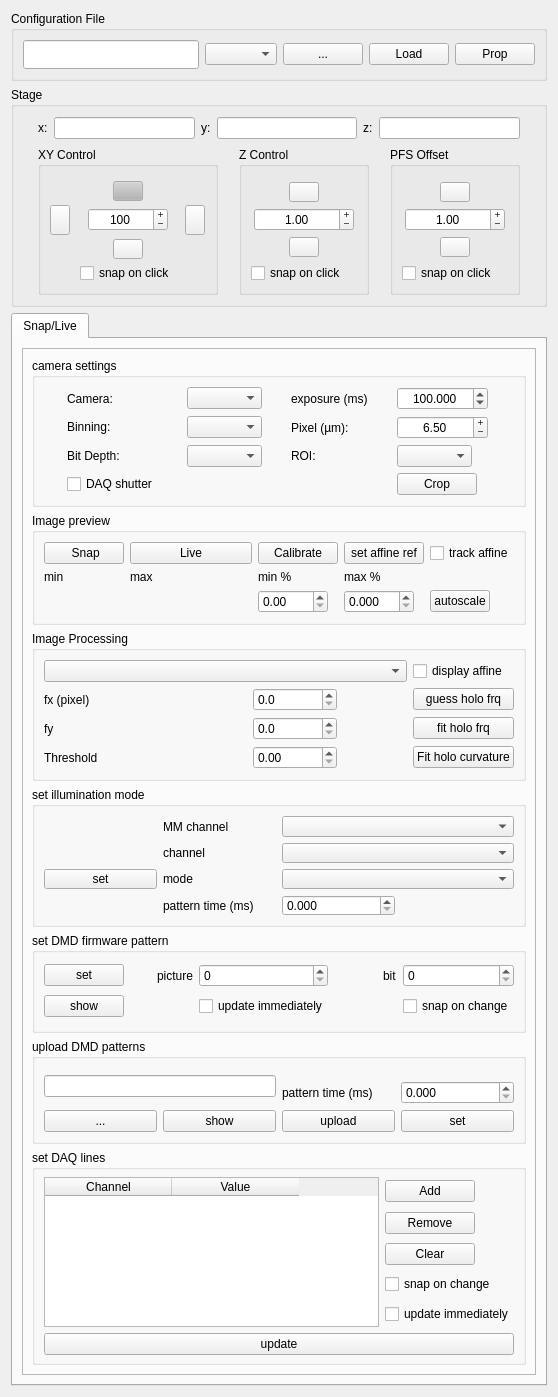
Old version of the form micromanager_gui/_ui/micromanager_gui.ui in the repository QI2lab/napari-micromanager.
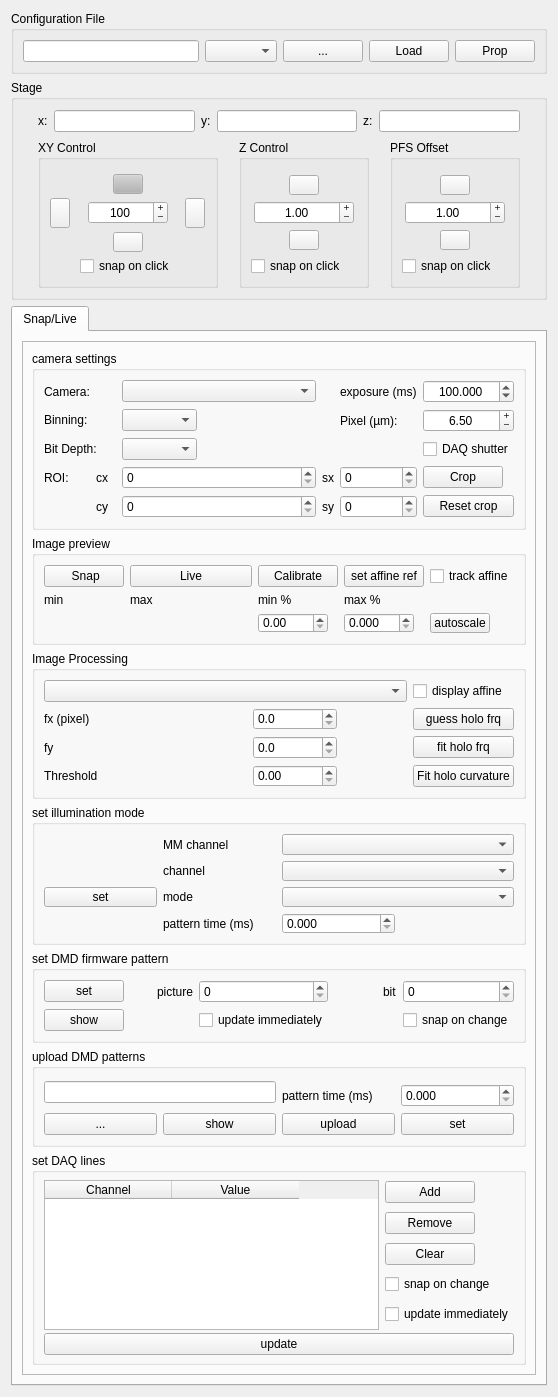
New version of the form.

Commit message: (1) added camera ROI buttons and setting (2) added FFT phase (3) corrected issue where DAQtable would not update correctly when a channel was changed

Diff of the .ui file:
```diff
--- a/micromanager_gui/_ui/micromanager_gui.ui
+++ b/micromanager_gui/_ui/micromanager_gui.ui
@@ -678,29 +678,78 @@
              <number>0</number>
             </property>
             <layout class="QGridLayout" name="gridLayout_6">
-             <item row="0" column="3">
-              <widget class="QDoubleSpinBox" name="exp_spinBox">
-               <property name="enabled">
-                <bool>true</bool>
+             <item row="4" column="1">
+              <widget class="QLabel" name="label_24">
+               <property name="sizePolicy">
+                <sizepolicy hsizetype="Expanding" vsizetype="Preferred">
+                 <horstretch>0</horstretch>
+                 <verstretch>0</verstretch>
+                </sizepolicy>
                </property>
-               <property name="alignment">
-                <set>Qt::AlignCenter</set>
+               <property name="maximumSize">
+                <size>
+                 <width>20</width>
+                 <height>16777215</height>
+                </size>
                </property>
-               <property name="decimals">
-                <number>3</number>
+               <property name="text">
+                <string>cx</string>
                </property>
-               <property name="minimum">
-                <double>0.000000000000000</double>
+              </widget>
+             </item>
+             <item row="1" column="5">
+              <widget class="QLabel" name="label">
+               <property name="minimumSize">
+                <size>
+                 <width>70</width>
+                 <height>0</height>
+                </size>
                </property>
+               <property name="maximumSize">
+                <size>
+                 <width>70</width>
+                 <height>16777215</height>
+                </size>
+               </property>
+               <property name="text">
+                <string>Pixel (µm):</string>
+               </property>
+              </widget>
+             </item>
+             <item row="4" column="5">
+              <widget class="QSpinBox" name="sx_spinBox">
                <property name="maximum">
-                <double>100000.000000000000000</double>
+                <number>1000000000</number>
                </property>
-               <property name="value">
-                <double>100.000000000000000</double>
+              </widget>
+             </item>
+             <item row="0" column="0">
+              <widget class="QLabel" name="label_21">
+               <property name="text">
+                <string>Camera:</string>
                </property>
               </widget>
              </item>
-             <item row="1" column="3">
+             <item row="2" column="0" colspan="2">
+              <widget class="QLabel" name="label_6">
+               <property name="sizePolicy">
+                <sizepolicy hsizetype="Expanding" vsizetype="Fixed">
+                 <horstretch>0</horstretch>
+                 <verstretch>0</verstretch>
+                </sizepolicy>
+               </property>
+               <property name="maximumSize">
+                <size>
+                 <width>65</width>
+                 <height>16777215</height>
+                </size>
+               </property>
+               <property name="text">
+                <string>Bit Depth:</string>
+               </property>
+              </widget>
+             </item>
+             <item row="1" column="8">
               <widget class="QDoubleSpinBox" name="px_size_doubleSpinBox">
                <property name="maximumSize">
                 <size>
@@ -722,28 +771,82 @@
                </property>
               </widget>
              </item>
-             <item row="1" column="1">
-              <widget class="QComboBox" name="bin_comboBox">
+             <item row="5" column="4">
+              <widget class="QLabel" name="label_27">
+               <property name="maximumSize">
+                <size>
+                 <width>20</width>
+                 <height>16777215</height>
+                </size>
+               </property>
+               <property name="text">
+                <string>sy</string>
+               </property>
+              </widget>
+             </item>
+             <item row="4" column="4">
+              <widget class="QLabel" name="label_26">
+               <property name="maximumSize">
+                <size>
+                 <width>20</width>
+                 <height>16777215</height>
+                </size>
+               </property>
+               <property name="text">
+                <string>sx</string>
+               </property>
+              </widget>
+             </item>
+             <item row="4" column="3">
+              <widget class="QSpinBox" name="cx_spinBox">
+               <property name="maximum">
+                <number>1000000000</number>
+               </property>
+              </widget>
+             </item>
+             <item row="5" column="3">
+              <widget class="QSpinBox" name="cy_spinBox">
+               <property name="maximum">
+                <number>1000000000</number>
+               </property>
+              </widget>
+             </item>
+             <item row="5" column="5">
+              <widget class="QSpinBox" name="sy_spinBox">
+               <property name="maximum">
+                <number>1000000000</number>
+               </property>
+              </widget>
+             </item>
+             <item row="0" column="5">
+              <widget class="QLabel" name="label_20">
+               <property name="text">
+                <string>exposure (ms)</string>
+               </property>
+              </widget>
+             </item>
+             <item row="0" column="8">
+              <widget class="QDoubleSpinBox" name="exp_spinBox">
                <property name="enabled">
                 <bool>true</bool>
                </property>
-               <property name="sizePolicy">
-                <sizepolicy hsizetype="Expanding" vsizetype="Fixed">
-                 <horstretch>0</horstretch>
-                 <verstretch>0</verstretch>
-                </sizepolicy>
+               <property name="alignment">
+                <set>Qt::AlignCenter</set>
                </property>
-               <property name="maximumSize">
-                <size>
-                 <width>75</width>
-                 <height>16777215</height>
-                </size>
+               <property name="decimals">
+                <number>3</number>
+               </property>
+               <property name="minimum">
+                <double>0.000000000000000</double>
+               </property>
+               <property name="maximum">
+                <double>100000.000000000000000</double>
+               </property>
+               <property name="value">
+                <double>100.000000000000000</double>
                </property>
               </widget>
              </item>
-             <item row="0" column="1">
-              <widget class="QComboBox" name="set_camera_comboBox"/>
-             </item>
              <item row="1" column="0">
               <widget class="QLabel" name="label_22">
                <property name="sizePolicy">
@@ -763,82 +866,33 @@
                </property>
               </widget>
              </item>
-             <item row="1" column="2">
-              <widget class="QLabel" name="label">
-               <property name="minimumSize">
-                <size>
-                 <width>70</width>
-                 <height>0</height>
-                </size>
-               </property>
-               <property name="maximumSize">
-                <size>
-                 <width>70</width>
-                 <height>16777215</height>
-                </size>
-               </property>
-               <property name="text">
-                <string>Pixel (µm):</string>
-               </property>
-              </widget>
-             </item>
-             <item row="4" column="3">
-              <widget class="QPushButton" name="crop_Button">
+             <item row="5" column="1">
+              <widget class="QLabel" name="label_25">
                <property name="sizePolicy">
-                <sizepolicy hsizetype="Fixed" vsizetype="Fixed">
+                <sizepolicy hsizetype="Expanding" vsizetype="Preferred">
                  <horstretch>0</horstretch>
                  <verstretch>0</verstretch>
                 </sizepolicy>
                </property>
                <property name="maximumSize">
                 <size>
-                 <width>16777215</width>
+                 <width>20</width>
                  <height>16777215</height>
                 </size>
                </property>
                <property name="text">
-                <string>Crop</string>
+                <string>cy</string>
                </property>
               </widget>
              </item>
-             <item row="0" column="0">
-              <widget class="QLabel" name="label_21">
-               <property name="text">
-                <string>Camera:</string>
-               </property>
-              </widget>
-             </item>
-             <item row="0" column="2">
-              <widget class="QLabel" name="label_20">
-               <property name="text">
-                <string>exposure (ms)</string>
-               </property>
-              </widget>
-             </item>
-             <item row="4" column="0">
+             <item row="2" column="8">
               <widget class="QCheckBox" name="daq_shutter_checkBox">
                <property name="text">
                 <string>DAQ shutter</string>
                </property>
               </widget>
              </item>
-             <item row="2" column="3">
-              <widget class="QComboBox" name="cam_roi_comboBox">
-               <property name="sizePolicy">
-                <sizepolicy hsizetype="Fixed" vsizetype="Fixed">
-                 <horstretch>0</horstretch>
-                 <verstretch>0</verstretch>
-                </sizepolicy>
-               </property>
-               <property name="minimumSize">
-                <size>
-                 <width>75</width>
-                 <height>0</height>
-                </size>
-               </property>
-              </widget>
-             </item>
-             <item row="2" column="2">
+             <item row="4" column="0">
               <widget class="QLabel" name="label_2">
                <property name="sizePolicy">
                 <sizepolicy hsizetype="Fixed" vsizetype="Preferred">
@@ -851,7 +905,33 @@
                </property>
               </widget>
              </item>
-             <item row="2" column="1">
+             <item row="4" column="8">
+              <widget class="QPushButton" name="crop_Button">
+               <property name="sizePolicy">
+                <sizepolicy hsizetype="Fixed" vsizetype="Fixed">
+                 <horstretch>0</horstretch>
+                 <verstretch>0</verstretch>
+                </sizepolicy>
+               </property>
+               <property name="maximumSize">
+                <size>
+                 <width>16777215</width>
+                 <height>16777215</height>
+                </size>
+               </property>
+               <property name="text">
+                <string>Crop</string>
+               </property>
+              </widget>
+             </item>
+             <item row="5" column="8">
+              <widget class="QPushButton" name="reset_crop_pushButton">
+               <property name="text">
+                <string>Reset crop</string>
+               </property>
+              </widget>
+             </item>
+             <item row="2" column="3">
               <widget class="QComboBox" name="bit_comboBox">
                <property name="enabled">
                 <bool>true</bool>
@@ -870,22 +950,38 @@
                </property>
               </widget>
              </item>
-             <item row="2" column="0">
-              <widget class="QLabel" name="label_6">
+             <item row="1" column="3">
+              <widget class="QComboBox" name="bin_comboBox">
+               <property name="enabled">
+                <bool>true</bool>
+               </property>
                <property name="sizePolicy">
-                <sizepolicy hsizetype="Preferred" vsizetype="Fixed">
+                <sizepolicy hsizetype="Expanding" vsizetype="Fixed">
                  <horstretch>0</horstretch>
                  <verstretch>0</verstretch>
                 </sizepolicy>
                </property>
                <property name="maximumSize">
                 <size>
-                 <width>65</width>
+                 <width>75</width>
                  <height>16777215</height>
                 </size>
                </property>
-               <property name="text">
-                <string>Bit Depth:</string>
+              </widget>
+             </item>
+             <item row="0" column="3">
+              <widget class="QComboBox" name="set_camera_comboBox">
+               <property name="sizePolicy">
+                <sizepolicy hsizetype="Expanding" vsizetype="Fixed">
+                 <horstretch>0</horstretch>
+                 <verstretch>0</verstretch>
+                </sizepolicy>
+               </property>
+               <property name="maximumSize">
+                <size>
+                 <width>16777215</width>
+                 <height>16777215</height>
+                </size>
                </property>
               </widget>
              </item>
```
Left out of the diff: 5 changed lines with no effect on the pictures. The commit also changes 1 other file.
